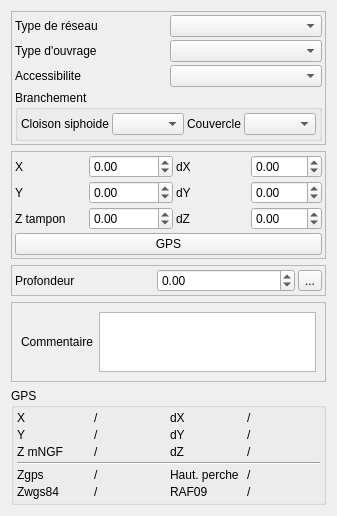
Above: Lamia/toolprepro/base2_assainissement/lamiabaseassainissement_noeud_tool_ui.ui from Artelia/Lamia before the change. Below: the same form after it.
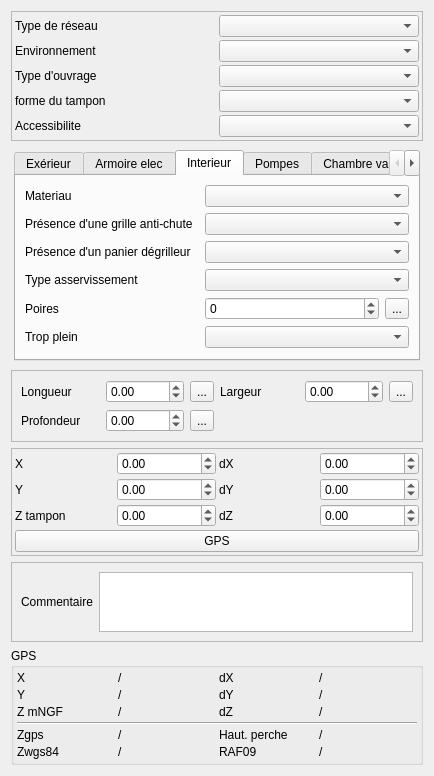
That is the form after the change. The open tabs and pages were chosen to show the change.

Patch:
```diff
--- a/Lamia/toolprepro/base2_assainissement/lamiabaseassainissement_noeud_tool_ui.ui
+++ b/Lamia/toolprepro/base2_assainissement/lamiabaseassainissement_noeud_tool_ui.ui
@@ -6,8 +6,8 @@
    <rect>
     <x>0</x>
     <y>0</y>
-    <width>326</width>
-    <height>490</height>
+    <width>434</width>
+    <height>729</height>
    </rect>
   </property>
   <property name="windowTitle">
@@ -29,20 +29,34 @@
       <property name="spacing">
        <number>3</number>
       </property>
-      <item row="2" column="0">
+      <item row="1" column="0">
+       <widget class="QLabel" name="label_8">
+        <property name="text">
+         <string>Environnement</string>
+        </property>
+       </widget>
+      </item>
+      <item row="3" column="0">
+       <widget class="QLabel" name="label_25">
+        <property name="text">
+         <string>forme du tampon</string>
+        </property>
+       </widget>
+      </item>
+      <item row="4" column="0">
        <widget class="QLabel" name="label_3">
         <property name="text">
          <string>Accessibilite</string>
         </property>
        </widget>
       </item>
-      <item row="2" column="1">
+      <item row="4" column="1">
        <widget class="QComboBox" name="comboBox_accessibilite"/>
       </item>
       <item row="0" column="1">
        <widget class="QComboBox" name="comboBox_typeReseau"/>
       </item>
-      <item row="1" column="1">
+      <item row="2" column="1">
        <widget class="QComboBox" name="comboBox_typeOuvrageAss"/>
       </item>
       <item row="0" column="0">
@@ -52,46 +66,542 @@
         </property>
        </widget>
       </item>
-      <item row="1" column="0">
+      <item row="2" column="0">
        <widget class="QLabel" name="label">
         <property name="text">
          <string>Type d'ouvrage</string>
         </property>
        </widget>
       </item>
-      <item row="3" column="0" colspan="2">
-       <widget class="QGroupBox" name="groupBox_2">
-        <property name="title">
-         <string>Branchement</string>
-        </property>
-        <layout class="QHBoxLayout" name="horizontalLayout_2">
-         <property name="spacing">
-          <number>3</number>
+      <item row="3" column="1">
+       <widget class="QComboBox" name="comboBox_Formetampon"/>
+      </item>
+      <item row="1" column="1">
+       <widget class="QComboBox" name="comboBox_environnement"/>
+      </item>
+     </layout>
+    </widget>
+   </item>
+   <item>
+    <widget class="QStackedWidget" name="stackedWidget">
+     <property name="currentIndex">
+      <number>3</number>
+     </property>
+     <widget class="QWidget" name="Regard">
+      <layout class="QGridLayout" name="gridLayout_2">
+       <item row="1" column="0">
+        <widget class="QLabel" name="label_27">
+         <property name="text">
+          <string>PRésence de crosse</string>
          </property>
-         <property name="margin">
-          <number>3</number>
+        </widget>
+       </item>
+       <item row="0" column="0">
+        <widget class="QLabel" name="label_26">
+         <property name="text">
+          <string>Présence d'échelons</string>
          </property>
-         <item>
-          <widget class="QLabel" name="label_5">
-           <property name="text">
-            <string>Cloison siphoide</string>
-           </property>
-          </widget>
-         </item>
-         <item>
-          <widget class="QComboBox" name="comboBox_cloisonsiphoide"/>
-         </item>
-         <item>
-          <widget class="QLabel" name="label_6">
-           <property name="text">
-            <string>Couvercle</string>
-           </property>
-          </widget>
-         </item>
-         <item>
-          <widget class="QComboBox" name="comboBox_couvercle"/>
-         </item>
-        </layout>
+        </widget>
+       </item>
+       <item row="2" column="1">
+        <widget class="QComboBox" name="comboBox_formeregard"/>
+       </item>
+       <item row="2" column="0">
+        <widget class="QLabel" name="label_30">
+         <property name="text">
+          <string>Forme du regard</string>
+         </property>
+        </widget>
+       </item>
+       <item row="0" column="1">
+        <widget class="QComboBox" name="comboBox_echelon"/>
+       </item>
+       <item row="1" column="1">
+        <widget class="QComboBox" name="comboBox_crosse"/>
+       </item>
+       <item row="3" column="0">
+        <widget class="QLabel" name="label_36">
+         <property name="text">
+          <string>Présence d'une cunette</string>
+         </property>
+        </widget>
+       </item>
+       <item row="3" column="1">
+        <widget class="QComboBox" name="comboBox_cunette"/>
+       </item>
+      </layout>
+     </widget>
+     <widget class="QWidget" name="branchement">
+      <layout class="QGridLayout" name="gridLayout_5">
+       <item row="0" column="0">
+        <widget class="QLabel" name="label_5">
+         <property name="text">
+          <string>Cloison siphoide</string>
+         </property>
+        </widget>
+       </item>
+       <item row="0" column="1">
+        <widget class="QComboBox" name="comboBox_cloisonsiphoide"/>
+       </item>
+       <item row="1" column="0">
+        <widget class="QLabel" name="label_6">
+         <property name="text">
+          <string>Couvercle</string>
+         </property>
+        </widget>
+       </item>
+       <item row="1" column="1">
+        <widget class="QComboBox" name="comboBox_couvercle"/>
+       </item>
+      </layout>
+     </widget>
+     <widget class="QWidget" name="refoulement">
+      <layout class="QVBoxLayout" name="verticalLayout_2">
+       <property name="spacing">
+        <number>3</number>
+       </property>
+       <property name="margin">
+        <number>3</number>
+       </property>
+       <item>
+        <widget class="QTabWidget" name="tabWidget">
+         <property name="currentIndex">
+          <number>0</number>
+         </property>
+         <widget class="QWidget" name="tab_5">
+          <attribute name="title">
+           <string>Exérieur</string>
+          </attribute>
+          <layout class="QGridLayout" name="gridLayout_11">
+           <item row="0" column="0">
+            <widget class="QLabel" name="label_42">
+             <property name="text">
+              <string>Présence d'une cloture</string>
+             </property>
+             <property name="wordWrap">
+              <bool>true</bool>
+             </property>
+            </widget>
+           </item>
+           <item row="0" column="1">
+            <widget class="QComboBox" name="comboBox_cloture"/>
+           </item>
+           <item row="1" column="0">
+            <widget class="QLabel" name="label_43">
+             <property name="text">
+              <string>Site vérouillé</string>
+             </property>
+             <property name="wordWrap">
+              <bool>true</bool>
+             </property>
+            </widget>
+           </item>
+           <item row="1" column="1">
+            <widget class="QComboBox" name="comboBox_verouille"/>
+           </item>
+          </layout>
+         </widget>
+         <widget class="QWidget" name="tab">
+          <attribute name="title">
+           <string>Armoire elec</string>
+          </attribute>
+          <layout class="QGridLayout" name="gridLayout_8">
+           <item row="3" column="0">
+            <widget class="QLabel" name="label_40">
+             <property name="text">
+              <string>Telegestion commentaire</string>
+             </property>
+             <property name="wordWrap">
+              <bool>true</bool>
+             </property>
+            </widget>
+           </item>
+           <item row="0" column="1">
+            <widget class="QComboBox" name="comboBox_posteelec"/>
+           </item>
+           <item row="0" column="0">
+            <widget class="QLabel" name="label_32">
+             <property name="text">
+              <string>Armoire électrique</string>
+             </property>
+             <property name="wordWrap">
+              <bool>true</bool>
+             </property>
+            </widget>
+           </item>
+           <item row="2" column="0">
+            <widget class="QLabel" name="label_34">
+             <property name="text">
+              <string>Telegestion</string>
+             </property>
+             <property name="wordWrap">
+              <bool>true</bool>
+             </property>
+            </widget>
+           </item>
+           <item row="2" column="1">
+            <widget class="QComboBox" name="comboBox_telegestion"/>
+           </item>
+           <item row="3" column="1">
+            <widget class="QTextBrowser" name="textBrowser_telegestioncom">
+             <property name="maximumSize">
+              <size>
+               <width>16777215</width>
+               <height>50</height>
+              </size>
+             </property>
+             <property name="readOnly">
+              <bool>false</bool>
+             </property>
+            </widget>
+           </item>
+           <item row="1" column="1">
+            <widget class="QComboBox" name="comboBox_armoire_verouille"/>
+           </item>
+           <item row="1" column="0">
+            <widget class="QLabel" name="label_44">
+             <property name="text">
+              <string>Armoire electrique verouillée</string>
+             </property>
+             <property name="wordWrap">
+              <bool>true</bool>
+             </property>
+            </widget>
+           </item>
+           <item row="4" column="0">
+            <widget class="QLabel" name="label_45">
+             <property name="text">
+              <string>Permutation auto. des pompes</string>
+             </property>
+             <property name="wordWrap">
+              <bool>true</bool>
+             </property>
+            </widget>
+           </item>
+           <item row="4" column="1">
+            <widget class="QComboBox" name="comboBox_permut_pompes"/>
+           </item>
+          </layout>
+         </widget>
+         <widget class="QWidget" name="tab_2">
+          <attribute name="title">
+           <string>Interieur</string>
+          </attribute>
+          <layout class="QGridLayout" name="gridLayout_9">
+           <item row="5" column="0">
+            <widget class="QLabel" name="label_39">
+             <property name="text">
+              <string>Trop plein</string>
+             </property>
+             <property name="wordWrap">
+              <bool>true</bool>
+             </property>
+            </widget>
+           </item>
+           <item row="3" column="1" colspan="2">
+            <widget class="QComboBox" name="comboBox_typeasservissement"/>
+           </item>
+           <item row="4" column="0">
+            <widget class="QLabel" name="label_33">
+             <property name="text">
+              <string>Poires</string>
+             </property>
+             <property name="wordWrap">
+              <bool>true</bool>
+             </property>
+            </widget>
+           </item>
+           <item row="5" column="1" colspan="2">
+            <widget class="QComboBox" name="comboBox_surverse"/>
+           </item>
+           <item row="3" column="0">
+            <widget class="QLabel" name="label_41">
+             <property name="text">
+              <string>Type asservissement</string>
+             </property>
+             <property name="wordWrap">
+              <bool>true</bool>
+             </property>
+            </widget>
+           </item>
+           <item row="4" column="1">
+            <widget class="QSpinBox" name="spinBox_poires">
+             <property name="minimum">
+              <number>-1</number>
+             </property>
+            </widget>
+           </item>
+           <item row="0" column="1" colspan="2">
+            <widget class="QComboBox" name="comboBox_PRmateriau"/>
+           </item>
+           <item row="4" column="2">
+            <widget class="QToolButton" name="toolButton_poires">
+             <property name="text">
+              <string>...</string>
+             </property>
+            </widget>
+           </item>
+           <item row="0" column="0">
+            <widget class="QLabel" name="label_31">
+             <property name="text">
+              <string>Materiau</string>
+             </property>
+             <property name="wordWrap">
+              <bool>true</bool>
+             </property>
+            </widget>
+           </item>
+           <item row="1" column="0">
+            <widget class="QLabel" name="label_46">
+             <property name="text">
+              <string>Présence d'une grille anti-chute</string>
+             </property>
+             <property name="wordWrap">
+              <bool>true</bool>
+             </property>
+            </widget>
+           </item>
+           <item row="1" column="1" colspan="2">
+            <widget class="QComboBox" name="comboBox_antichute"/>
+           </item>
+           <item row="2" column="0">
+            <widget class="QLabel" name="label_47">
+             <property name="text">
+              <string>Présence d'un panier dégrilleur</string>
+             </property>
+             <property name="wordWrap">
+              <bool>true</bool>
+             </property>
+            </widget>
+           </item>
+           <item row="2" column="1" colspan="2">
+            <widget class="QComboBox" name="comboBox_panierdegrileur"/>
+           </item>
+          </layout>
+         </widget>
+         <widget class="QWidget" name="tab_4">
+          <attribute name="title">
+           <string>Pompes</string>
+          </attribute>
+          <layout class="QGridLayout" name="gridLayout_10">
+           <item row="2" column="1">
+            <widget class="QSpinBox" name="spinBox_pompes">
+             <property name="minimum">
+              <number>-1</number>
+             </property>
+            </widget>
+           </item>
+           <item row="2" column="0">
+            <widget class="QLabel" name="label_35">
+             <property name="text">
+              <string>Nombre de pompes</string>
+             </property>
+             <property name="wordWrap">
+              <bool>true</bool>
+             </property>
+            </widget>
+           </item>
+           <item row="2" column="2">
+            <widget class="QToolButton" name="toolButton_pompes">
+             <property name="text">
+              <string>...</string>
+             </property>
+            </widget>
+           </item>
+           <item row="0" column="1" colspan="2">
+            <widget class="QComboBox" name="comboBox_barrresguidage"/>
+           </item>
+           <item row="0" column="0">
+            <widget class="QLabel" name="label_48">
+             <property name="text">
+              <string>Présence de barres de guidage</string>
+             </property>
+             <property name="wordWrap">
+              <bool>true</bool>
+             </property>
+            </widget>
+           </item>
+           <item row="1" column="0">
+            <widget class="QLabel" name="label_50">
+             <property name="text">
+              <string>Présence de chaines de relevage</string>
+             </property>
+             <property name="wordWrap">
+              <bool>true</bool>
+             </property>
+            </widget>
+           </item>
+           <item row="1" column="1" colspan="2">
+            <widget class="QComboBox" name="comboBox_pompe_relevage"/>
+           </item>
+          </layout>
+         </widget>
+         <widget class="QWidget" name="tab_3">
+          <attribute name="title">
+           <string>Chambre vannes</string>
+          </attribute>
+          <layout class="QGridLayout" name="gridLayout_12">
+           <item row="1" column="1">
+            <widget class="QComboBox" name="comboBox_vanne_vanne"/>
+           </item>
+           <item row="1" column="0">
+            <widget class="QLabel" name="label_51">
+             <property name="text">
+              <string>Présence d'une vanne</string>
+             </property>
+             <property name="wordWrap">
+              <bool>true</bool>
+             </property>
+            </widget>
+           </item>
+           <item row="0" column="0">
+            <widget class="QLabel" name="label_49">
+             <property name="text">
+              <string>Présence d'un clapet</string>
+             </property>
+             <property name="wordWrap">
+              <bool>true</bool>
+             </property>
+            </widget>
+           </item>
+           <item row="0" column="1">
+            <widget class="QComboBox" name="comboBox_vanne_clapet"/>
+           </item>
+           <item row="2" column="0">
+            <widget class="QLabel" name="label_52">
+             <property name="text">
+              <string>Présence d'une prise de pression</string>
+             </property>
+             <property name="wordWrap">
+              <bool>true</bool>
+             </property>
+            </widget>
+           </item>
+           <item row="2" column="1">
+            <widget class="QComboBox" name="comboBox_vanne_prisepression"/>
+           </item>
+          </layout>
+         </widget>
+        </widget>
+       </item>
+      </layout>
+     </widget>
+     <widget class="QWidget" name="deshuileur">
+      <layout class="QGridLayout" name="gridLayout_7">
+       <item row="2" column="1">
+        <widget class="QComboBox" name="comboBox_automate"/>
+       </item>
+       <item row="1" column="1">
+        <widget class="QComboBox" name="comboBox_DSHalarme"/>
+       </item>
+       <item row="1" column="0">
+        <widget class="QLabel" name="label_37">
+         <property name="text">
+          <string>Alarme ?</string>
+         </property>
+        </widget>
+       </item>
+       <item row="2" column="0">
+        <widget class="QLabel" name="label_38">
+         <property name="text">
+          <string>Automate ?</string>
+         </property>
+        </widget>
+       </item>
+       <item row="0" column="0">
+        <widget class="QLabel" name="label_53">
+         <property name="text">
+          <string>Materiau</string>
+         </property>
+        </widget>
+       </item>
+       <item row="0" column="1">
+        <widget class="QComboBox" name="comboBox_DSH_materiau"/>
+       </item>
+      </layout>
+     </widget>
+     <widget class="QWidget" name="autre"/>
+    </widget>
+   </item>
+   <item>
+    <widget class="QFrame" name="frame_5">
+     <property name="frameShape">
+      <enum>QFrame::StyledPanel</enum>
+     </property>
+     <property name="frameShadow">
+      <enum>QFrame::Raised</enum>
+     </property>
+     <layout class="QGridLayout" name="gridLayout_6">
+      <item row="1" column="2">
+       <widget class="QToolButton" name="toolButton_calc">
+        <property name="text">
+         <string>...</string>
+        </property>
+       </widget>
+      </item>
+      <item row="1" column="1">
+       <widget class="QDoubleSpinBox" name="doubleSpinBox_profradierouvrage">
+        <property name="minimum">
+         <double>-1.000000000000000</double>
+        </property>
+        <property name="maximum">
+         <double>999.000000000000000</double>
+        </property>
+       </widget>
+      </item>
+      <item row="1" column="0">
+       <widget class="QLabel" name="label_24">
+        <property name="text">
+         <string>Profondeur </string>
+        </property>
+       </widget>
+      </item>
+      <item row="0" column="3">
+       <widget class="QLabel" name="label_29">
+        <property name="text">
+         <string>Largeur</string>
+        </property>
+       </widget>
+      </item>
+      <item row="0" column="1">
+       <widget class="QDoubleSpinBox" name="doubleSpinBox_longueur">
+        <property name="minimum">
+         <double>-1.000000000000000</double>
+        </property>
+        <property name="maximum">
+         <double>999.000000000000000</double>
+        </property>
+       </widget>
+      </item>
+      <item row="0" column="0">
+       <widget class="QLabel" name="label_28">
+        <property name="text">
+         <string>Longueur</string>
+        </property>
+       </widget>
+      </item>
+      <item row="0" column="2">
+       <widget class="QToolButton" name="toolButton_longueur">
+        <property name="text">
+         <string>...</string>
+        </property>
+       </widget>
+      </item>
+      <item row="0" column="4">
+       <widget class="QDoubleSpinBox" name="doubleSpinBox_largeur">
+        <property name="minimum">
+         <double>-1.000000000000000</double>
+        </property>
+        <property name="maximum">
+         <double>999.000000000000000</double>
+        </property>
+       </widget>
+      </item>
+      <item row="0" column="5">
+       <widget class="QToolButton" name="toolButton_largeur">
+        <property name="text">
+         <string>...</string>
+        </property>
        </widget>
       </item>
      </layout>
@@ -224,45 +734,6 @@
      </layout>
     </widget>
    </item>
-   <item>
-    <widget class="QFrame" name="frame_4">
-     <property name="frameShape">
-      <enum>QFrame::StyledPanel</enum>
-     </property>
-     <property name="frameShadow">
-      <enum>QFrame::Raised</enum>
-     </property>
-     <layout class="QGridLayout" name="gridLayout_5">
-      <property name="margin">
-       <number>3</number>
-      </property>
-      <property name="spacing">
-       <number>3</number>
-      </property>
-      <item row="0" column="0">
-       <widget class="QLabel" name="label_24">
-        <property name="text">
-         <string>Profondeur </string>
-        </property>
-       </widget>
-      </item>
-      <item row="0" column="1">
-       <widget class="QDoubleSpinBox" name="doubleSpinBox_profradierouvrage">
-        <property name="minimum">
-         <double>-1.000000000000000</double>
-        </property>
-       </widget>
-      </item>
-      <item row="0" column="2">
-       <widget class="QToolButton" name="toolButton_calc">
-        <property name="text">
-         <string>...</string>
-        </property>
-       </widget>
-      </item>
-     </layout>
-    </widget>
-   </item>
    <item>
     <widget class="QFrame" name="frame_2">
      <property name="frameShape">
```
